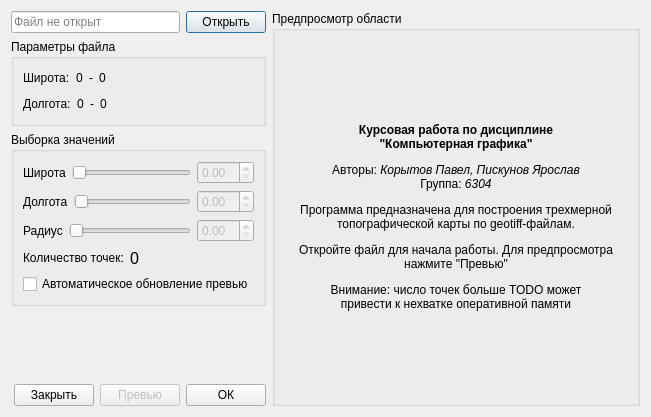
Above: ui/open_dialog.ui from SqrtMinusOne/GeoTIFF-3d before the change. Below: the same form after it.
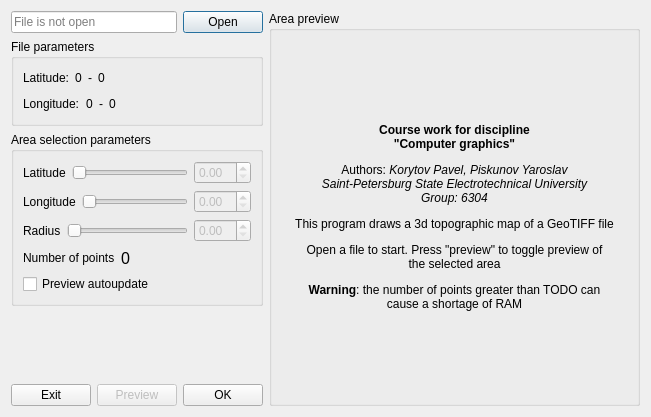
That is the form after the change.

Patch:
```diff
--- a/ui/open_dialog.ui
+++ b/ui/open_dialog.ui
@@ -24,14 +24,14 @@
           <bool>true</bool>
          </property>
          <property name="placeholderText">
-          <string>Файл не открыт</string>
+          <string>File is not open</string>
          </property>
         </widget>
        </item>
        <item>
         <widget class="QPushButton" name="openButton">
          <property name="text">
-          <string>Открыть</string>
+          <string>Open</string>
          </property>
         </widget>
        </item>
@@ -40,7 +40,7 @@
      <item>
       <widget class="QGroupBox" name="groupBox">
        <property name="title">
-        <string>Параметры файла</string>
+        <string>File parameters</string>
        </property>
        <layout class="QVBoxLayout" name="verticalLayout_3">
         <item>
@@ -48,7 +48,7 @@
           <item>
            <widget class="QLabel" name="label">
             <property name="text">
-             <string>Широта:</string>
+             <string>Latitude:</string>
             </property>
            </widget>
           </item>
@@ -93,7 +93,7 @@
           <item>
            <widget class="QLabel" name="label_3">
             <property name="text">
-             <string>Долгота:</string>
+             <string>Longitude:</string>
             </property>
            </widget>
           </item>
@@ -139,7 +139,7 @@
      <item>
       <widget class="QGroupBox" name="groupBox_2">
        <property name="title">
-        <string>Выборка значений</string>
+        <string>Area selection parameters</string>
        </property>
        <layout class="QVBoxLayout" name="verticalLayout">
         <item>
@@ -147,7 +147,7 @@
           <item>
            <widget class="QLabel" name="label_5">
             <property name="text">
-             <string>Широта</string>
+             <string>Latitude</string>
             </property>
            </widget>
           </item>
@@ -178,7 +178,7 @@
           <item>
            <widget class="QLabel" name="label_6">
             <property name="text">
-             <string>Долгота</string>
+             <string>Longitude</string>
             </property>
            </widget>
           </item>
@@ -209,7 +209,7 @@
           <item>
            <widget class="QLabel" name="label_7">
             <property name="text">
-             <string>Радиус</string>
+             <string>Radius</string>
             </property>
            </widget>
           </item>
@@ -240,7 +240,7 @@
           <item>
            <widget class="QLabel" name="label_8">
             <property name="text">
-             <string>Количество точек:</string>
+             <string>Number of points</string>
             </property>
            </widget>
           </item>
@@ -274,7 +274,7 @@
         <item>
          <widget class="QCheckBox" name="autoUpdateCheckBox">
           <property name="text">
-           <string>Автоматическое обновление превью</string>
+           <string>Preview autoupdate</string>
           </property>
          </widget>
         </item>
@@ -312,7 +312,7 @@
        <item>
         <widget class="QPushButton" name="closeButton">
          <property name="text">
-          <string>Закрыть</string>
+          <string>Exit</string>
          </property>
         </widget>
        </item>
@@ -322,14 +322,14 @@
           <bool>false</bool>
          </property>
          <property name="text">
-          <string>Превью</string>
+          <string>Preview</string>
          </property>
         </widget>
        </item>
        <item>
         <widget class="QPushButton" name="okButton">
          <property name="text">
-          <string>ОК</string>
+          <string>OK</string>
          </property>
         </widget>
        </item>
@@ -340,13 +340,13 @@
    <item>
     <widget class="QGroupBox" name="previewGroupBox">
      <property name="title">
-      <string>Предпросмотр области</string>
+      <string>Area preview</string>
      </property>
      <layout class="QVBoxLayout" name="previewLayout">
       <item>
        <widget class="QLabel" name="previewLabel">
         <property name="text">
-         <string>&lt;html&gt;&lt;head/&gt;&lt;body&gt;&lt;p align=&quot;center&quot;&gt;&lt;span style=&quot; font-weight:600;&quot;&gt;Курсовая работа по дисциплине&lt;br/&gt;&amp;quot;Компьютерная графика&amp;quot;&lt;/span&gt;&lt;/p&gt;&lt;p align=&quot;center&quot;&gt;Авторы: &lt;span style=&quot; font-style:italic;&quot;&gt;Корытов Павел, Пискунов Ярослав&lt;br/&gt;&lt;/span&gt;Группа: &lt;span style=&quot; font-style:italic;&quot;&gt;6304&lt;/span&gt;&lt;/p&gt;&lt;p align=&quot;center&quot;&gt;Программа предназначена для построения трехмерной&lt;br/&gt;топографической карты по geotiff-файлам.&lt;/p&gt;&lt;p align=&quot;center&quot;&gt;Откройте файл для начала работы. Для предпросмотра &lt;br/&gt;нажмите &amp;quot;Превью&amp;quot;&lt;/p&gt;&lt;p align=&quot;center&quot;&gt;Внимание: число точек больше TODO может &lt;br/&gt;привести к нехватке оперативной памяти&lt;/p&gt;&lt;/body&gt;&lt;/html&gt;</string>
+         <string>&lt;html&gt;&lt;head/&gt;&lt;body&gt;&lt;p align=&quot;center&quot;&gt;&lt;span style=&quot; font-weight:600;&quot;&gt;Course work for discipline&lt;br/&gt;&amp;quot;Computer graphics&amp;quot;&lt;/span&gt;&lt;/p&gt;&lt;p align=&quot;center&quot;&gt;Authors: &lt;span style=&quot; font-style:italic;&quot;&gt;Korytov Pavel, Piskunov Yaroslav&lt;br/&gt;Saint-Petersburg State Electrotechnical University&lt;br/&gt;Group: 6304&lt;/span&gt;&lt;/p&gt;&lt;p align=&quot;center&quot;&gt;This program draws a 3d topographic map of a GeoTIFF file&lt;/p&gt;&lt;p align=&quot;center&quot;&gt;Open a file to start. Press &amp;quot;preview&amp;quot; to toggle preview of&lt;br/&gt;the selected area&lt;/p&gt;&lt;p align=&quot;center&quot;&gt;&lt;span style=&quot; font-weight:600;&quot;&gt;Warning&lt;/span&gt;: the number of points greater than TODO can&lt;br/&gt;cause a shortage of RAM&lt;/p&gt;&lt;/body&gt;&lt;/html&gt;</string>
         </property>
        </widget>
       </item>
```
